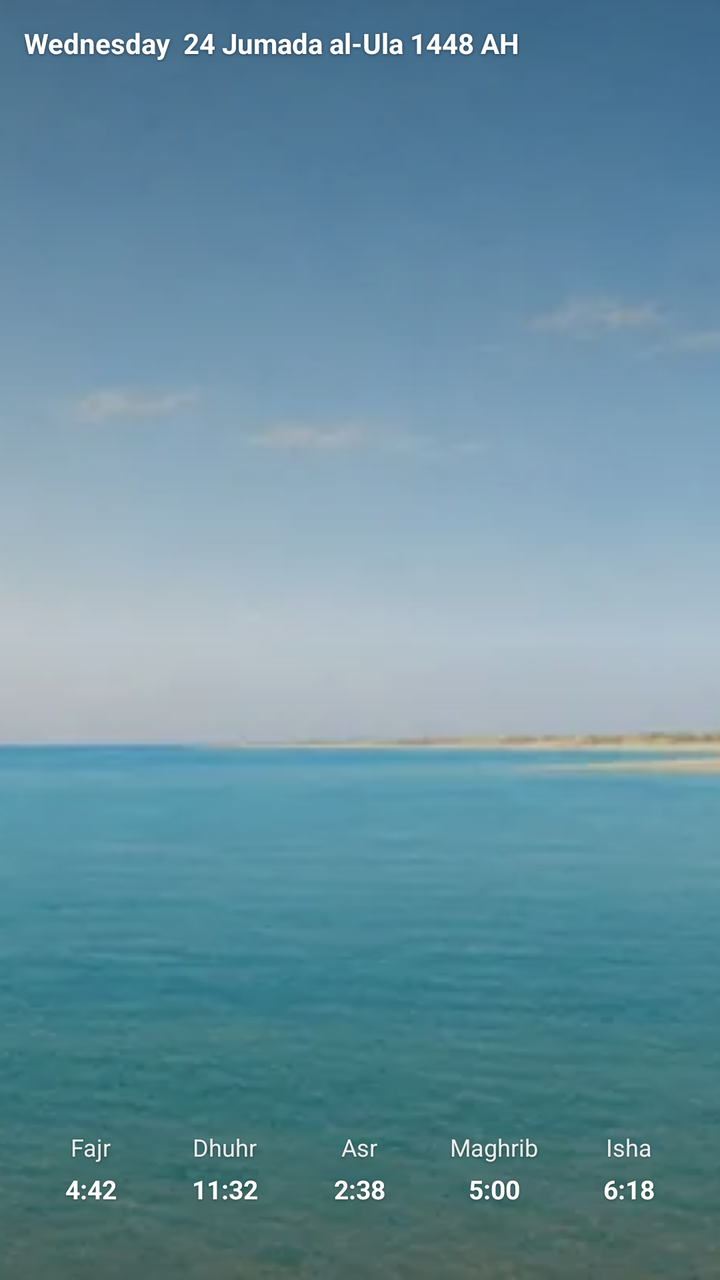
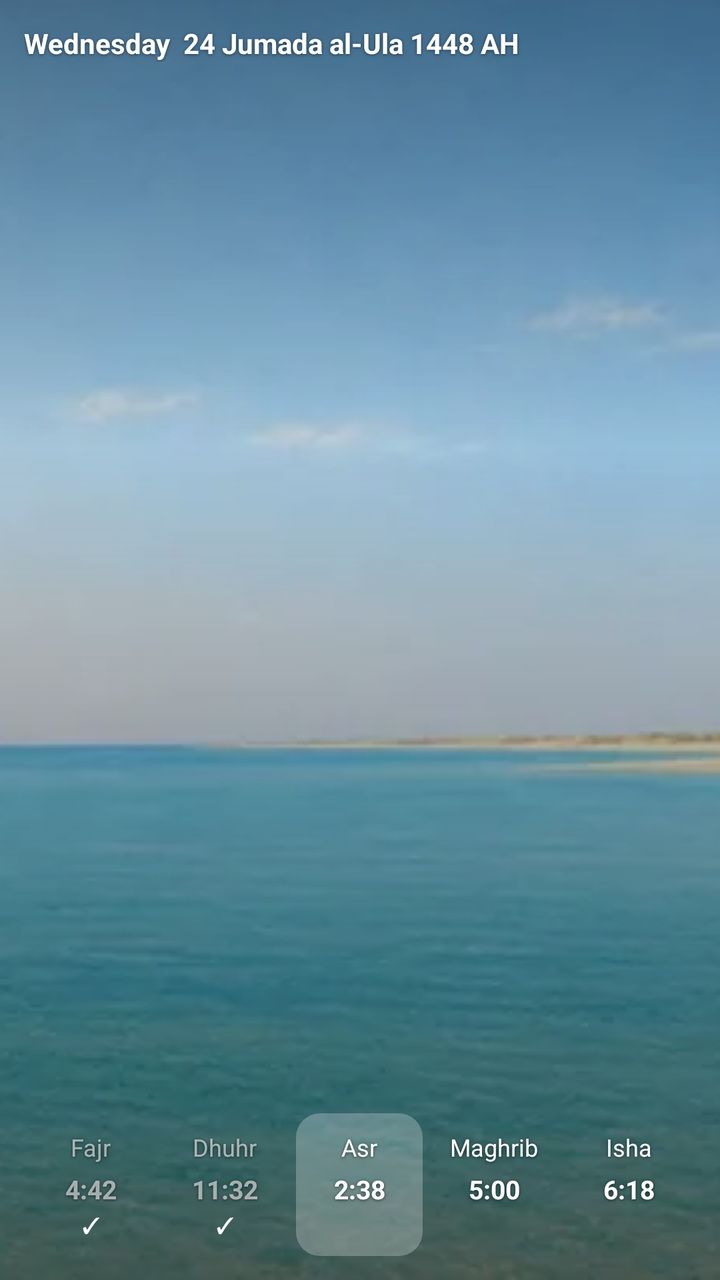

Before-and-after screenshots of an Android layout around one commit, followed by the original layout XML and the change that was made.
<!-- AndroidManifest.xml: application theme Theme.App -->
<!-- res/layout/widget_day.xml -->
<?xml version="1.0" encoding="utf-8"?>
<FrameLayout xmlns:android="http://schemas.android.com/apk/res/android"
    android:id="@android:id/background"
    android:layout_width="match_parent" android:layout_height="match_parent"
    android:background="@drawable/widget_bg">
    <ImageView android:id="@+id/day_sky"
        android:layout_width="match_parent" android:layout_height="match_parent"
        android:scaleType="centerCrop" android:src="@drawable/widget_sky_morning" android:importantForAccessibility="no"/>
    <ImageView android:layout_width="match_parent" android:layout_height="match_parent"
        android:scaleType="fitXY" android:src="@drawable/widget_scrim" android:importantForAccessibility="no"/>
    <FrameLayout android:id="@+id/day_root"
        android:layout_width="match_parent" android:layout_height="match_parent"
        android:padding="12dp" android:layoutDirection="locale">
        <LinearLayout android:layout_width="match_parent" android:layout_height="wrap_content"
            android:layout_gravity="top" android:orientation="vertical">
            <TextView android:id="@+id/day_title" android:layout_width="match_parent" android:layout_height="wrap_content"
                android:text="@string/widgetSample7" android:textSize="14sp" android:textStyle="bold" android:textColor="#FFFFFFFF"
                android:maxLines="1" android:ellipsize="end"
                android:shadowColor="#80000000" android:shadowRadius="4" android:shadowDy="1"/>
            <TextView android:id="@+id/day_place" android:layout_width="match_parent" android:layout_height="wrap_content"
                android:textSize="11sp" android:textColor="#CCFFFFFF" android:maxLines="1" android:ellipsize="end"
                android:shadowColor="#66000000" android:shadowRadius="3" android:shadowDy="1"/>
        </LinearLayout>
        <LinearLayout android:layout_width="match_parent" android:layout_height="wrap_content"
            android:layout_gravity="bottom" android:orientation="horizontal" android:baselineAligned="false">
        <LinearLayout android:id="@+id/day_col_0"
            android:layout_width="0dp" android:layout_weight="1" android:layout_height="wrap_content"
            android:orientation="vertical" android:gravity="center_horizontal"
            android:paddingTop="8dp" android:paddingBottom="8dp" android:layout_marginStart="2dp" android:layout_marginEnd="2dp">
            <TextView android:id="@+id/day_name_0" android:layout_width="match_parent" android:layout_height="18dp"
                android:text="@string/widgetSample8" android:textSize="12sp" android:gravity="center"
                android:autoSizeTextType="uniform" android:autoSizeMinTextSize="8sp" android:autoSizeMaxTextSize="12sp" android:textColor="#E6FFFFFF" android:maxLines="1"
                android:shadowColor="#66000000" android:shadowRadius="3" android:shadowDy="1"/>
            <TextView android:id="@+id/day_time_0" android:layout_width="match_parent" android:layout_height="20dp"
                android:text="@string/widgetSample9" android:textSize="13sp" android:gravity="center"
                android:autoSizeTextType="uniform" android:autoSizeMinTextSize="8sp" android:autoSizeMaxTextSize="13sp" android:textStyle="bold" android:textColor="#FFFFFFFF" android:maxLines="1"
                android:fontFeatureSettings="tnum" android:layout_marginTop="2dp"
                android:shadowColor="#66000000" android:shadowRadius="3" android:shadowDy="1"/>
            <TextView android:id="@+id/day_mark_0" android:layout_width="wrap_content" android:layout_height="wrap_content"
                android:text="@string/widgetSample10" android:textSize="11sp" android:textColor="#FFFFFFFF" android:visibility="invisible"/>
        </LinearLayout>
        <LinearLayout android:id="@+id/day_col_1"
            android:layout_width="0dp" android:layout_weight="1" android:layout_height="wrap_content"
            android:orientation="vertical" android:gravity="center_horizontal"
            android:paddingTop="8dp" android:paddingBottom="8dp" android:layout_marginStart="2dp" android:layout_marginEnd="2dp">
            <TextView android:id="@+id/day_name_1" android:layout_width="match_parent" android:layout_height="18dp"
                android:text="@string/widgetSample11" android:textSize="12sp" android:gravity="center"
                android:autoSizeTextType="uniform" android:autoSizeMinTextSize="8sp" android:autoSizeMaxTextSize="12sp" android:textColor="#E6FFFFFF" android:maxLines="1"
                android:shadowColor="#66000000" android:shadowRadius="3" android:shadowDy="1"/>
            <TextView android:id="@+id/day_time_1" android:layout_width="match_parent" android:layout_height="20dp"
                android:text="@string/widgetSample12" android:textSize="13sp" android:gravity="center"
                android:autoSizeTextType="uniform" android:autoSizeMinTextSize="8sp" android:autoSizeMaxTextSize="13sp" android:textStyle="bold" android:textColor="#FFFFFFFF" android:maxLines="1"
                android:fontFeatureSettings="tnum" android:layout_marginTop="2dp"
                android:shadowColor="#66000000" android:shadowRadius="3" android:shadowDy="1"/>
            <TextView android:id="@+id/day_mark_1" android:layout_width="wrap_content" android:layout_height="wrap_content"
                android:text="@string/widgetSample10" android:textSize="11sp" android:textColor="#FFFFFFFF" android:visibility="invisible"/>
        </LinearLayout>
        <LinearLayout android:id="@+id/day_col_2"
            android:layout_width="0dp" android:layout_weight="1" android:layout_height="wrap_content"
            android:orientation="vertical" android:gravity="center_horizontal"
            android:paddingTop="8dp" android:paddingBottom="8dp" android:layout_marginStart="2dp" android:layout_marginEnd="2dp">
            <TextView android:id="@+id/day_name_2" android:layout_width="match_parent" android:layout_height="18dp"
                android:text="@string/widgetSample13" android:textSize="12sp" android:gravity="center"
                android:autoSizeTextType="uniform" android:autoSizeMinTextSize="8sp" android:autoSizeMaxTextSize="12sp" android:textColor="#E6FFFFFF" android:maxLines="1"
                android:shadowColor="#66000000" android:shadowRadius="3" android:shadowDy="1"/>
            <TextView android:id="@+id/day_time_2" android:layout_width="match_parent" android:layout_height="20dp"
                android:text="@string/widgetSample14" android:textSize="13sp" android:gravity="center"
                android:autoSizeTextType="uniform" android:autoSizeMinTextSize="8sp" android:autoSizeMaxTextSize="13sp" android:textStyle="bold" android:textColor="#FFFFFFFF" android:maxLines="1"
                android:fontFeatureSettings="tnum" android:layout_marginTop="2dp"
                android:shadowColor="#66000000" android:shadowRadius="3" android:shadowDy="1"/>
            <TextView android:id="@+id/day_mark_2" android:layout_width="wrap_content" android:layout_height="wrap_content"
                android:text="@string/widgetSample10" android:textSize="11sp" android:textColor="#FFFFFFFF" android:visibility="invisible"/>
        </LinearLayout>
        <LinearLayout android:id="@+id/day_col_3"
            android:layout_width="0dp" android:layout_weight="1" android:layout_height="wrap_content"
            android:orientation="vertical" android:gravity="center_horizontal"
            android:paddingTop="8dp" android:paddingBottom="8dp" android:layout_marginStart="2dp" android:layout_marginEnd="2dp">
            <TextView android:id="@+id/day_name_3" android:layout_width="match_parent" android:layout_height="18dp"
                android:text="@string/widgetSample15" android:textSize="12sp" android:gravity="center"
                android:autoSizeTextType="uniform" android:autoSizeMinTextSize="8sp" android:autoSizeMaxTextSize="12sp" android:textColor="#E6FFFFFF" android:maxLines="1"
                android:shadowColor="#66000000" android:shadowRadius="3" android:shadowDy="1"/>
            <TextView android:id="@+id/day_time_3" android:layout_width="match_parent" android:layout_height="20dp"
                android:text="@string/widgetSample16" android:textSize="13sp" android:gravity="center"
                android:autoSizeTextType="uniform" android:autoSizeMinTextSize="8sp" android:autoSizeMaxTextSize="13sp" android:textStyle="bold" android:textColor="#FFFFFFFF" android:maxLines="1"
                android:fontFeatureSettings="tnum" android:layout_marginTop="2dp"
                android:shadowColor="#66000000" android:shadowRadius="3" android:shadowDy="1"/>
            <TextView android:id="@+id/day_mark_3" android:layout_width="wrap_content" android:layout_height="wrap_content"
                android:text="@string/widgetSample10" android:textSize="11sp" android:textColor="#FFFFFFFF" android:visibility="invisible"/>
        </LinearLayout>
        <LinearLayout android:id="@+id/day_col_4"
            android:layout_width="0dp" android:layout_weight="1" android:layout_height="wrap_content"
            android:orientation="vertical" android:gravity="center_horizontal"
            android:paddingTop="8dp" android:paddingBottom="8dp" android:layout_marginStart="2dp" android:layout_marginEnd="2dp">
            <TextView android:id="@+id/day_name_4" android:layout_width="match_parent" android:layout_height="18dp"
                android:text="@string/widgetSample17" android:textSize="12sp" android:gravity="center"
                android:autoSizeTextType="uniform" android:autoSizeMinTextSize="8sp" android:autoSizeMaxTextSize="12sp" android:textColor="#E6FFFFFF" android:maxLines="1"
                android:shadowColor="#66000000" android:shadowRadius="3" android:shadowDy="1"/>
            <TextView android:id="@+id/day_time_4" android:layout_width="match_parent" android:layout_height="20dp"
                android:text="@string/widgetSample18" android:textSize="13sp" android:gravity="center"
                android:autoSizeTextType="uniform" android:autoSizeMinTextSize="8sp" android:autoSizeMaxTextSize="13sp" android:textStyle="bold" android:textColor="#FFFFFFFF" android:maxLines="1"
                android:fontFeatureSettings="tnum" android:layout_marginTop="2dp"
                android:shadowColor="#66000000" android:shadowRadius="3" android:shadowDy="1"/>
            <TextView android:id="@+id/day_mark_4" android:layout_width="wrap_content" android:layout_height="wrap_content"
                android:text="@string/widgetSample10" android:textSize="11sp" android:textColor="#FFFFFFFF" android:visibility="invisible"/>
        </LinearLayout>
        </LinearLayout>
    </FrameLayout>
</FrameLayout>
<!-- resources referenced by this layout -->
<resources>
  <!-- drawable widget_bg (drawable) -->
  <?xml version="1.0" encoding="utf-8"?>
  <shape xmlns:android="http://schemas.android.com/apk/res/android" android:shape="rectangle">
      <solid android:color="@color/widgetSurface"/>
      <corners android:radius="20dp"/>
  </shape>
  <!-- drawable widget_scrim (drawable) -->
  <?xml version="1.0" encoding="utf-8"?>
  <shape xmlns:android="http://schemas.android.com/apk/res/android" android:shape="rectangle">
      <gradient android:angle="270" android:startColor="#73000000" android:centerColor="#26000000" android:endColor="#8C000000"/>
  </shape>
  <!-- drawable widget_sky_morning: webp bitmap (drawable-nodpi, 14670 bytes) -->
  <string name="widgetSample10" translatable="false">✓</string>
  <string name="widgetSample11">Dhuhr</string>
  <string name="widgetSample12">11:32</string>
  <string name="widgetSample13">Asr</string>
  <string name="widgetSample14">2:38</string>
  <string name="widgetSample15">Maghrib</string>
  <string name="widgetSample16">5:00</string>
  <string name="widgetSample17">Isha</string>
  <string name="widgetSample18">6:18</string>
  <string name="widgetSample7">"Wednesday  24 Jumada al-Ula 1448 AH"</string>
  <string name="widgetSample8">Fajr</string>
  <string name="widgetSample9">4:42</string>
  <style name="Theme.App" parent="android:Theme.Material.Light.NoActionBar">
          <item name="android:windowBackground">@drawable/window_splash</item>
          <item name="android:statusBarColor">@color/backgroundColor</item>
          <item name="android:navigationBarColor">@color/backgroundColor</item>
      </style>
  <color name="widgetSurface">#f6f4ee</color>
  <!-- drawable window_splash (drawable) -->
  <?xml version="1.0" encoding="utf-8"?>
  <layer-list xmlns:android="http://schemas.android.com/apk/res/android">
      <item android:drawable="@color/backgroundColor"/>
      <item android:drawable="@drawable/splash" android:gravity="center" android:width="120dp" android:height="120dp"/>
  </layer-list>
  <color name="backgroundColor">#f6f4ee</color>
  <!-- drawable splash: png bitmap (drawable-hdpi, 52970 bytes) -->
</resources>

<!-- the commit's change to res/layout/widget_day.xml (unified diff, before → after) -->
@@ -29,15 +29,15 @@
             android:paddingTop="8dp" android:paddingBottom="8dp" android:layout_marginStart="2dp" android:layout_marginEnd="2dp">
             <TextView android:id="@+id/day_name_0" android:layout_width="match_parent" android:layout_height="18dp"
                 android:text="@string/widgetSample8" android:textSize="12sp" android:gravity="center"
-                android:autoSizeTextType="uniform" android:autoSizeMinTextSize="8sp" android:autoSizeMaxTextSize="12sp" android:textColor="#E6FFFFFF" android:maxLines="1"
-                android:shadowColor="#66000000" android:shadowRadius="3" android:shadowDy="1"/>
+                android:autoSizeTextType="uniform" android:autoSizeMinTextSize="8sp" android:autoSizeMaxTextSize="12sp" android:textColor="#99FFFFFF" android:maxLines="1"
+                android:shadowColor="#99000000" android:shadowRadius="4" android:shadowDy="1"/>
             <TextView android:id="@+id/day_time_0" android:layout_width="match_parent" android:layout_height="20dp"
                 android:text="@string/widgetSample9" android:textSize="13sp" android:gravity="center"
-                android:autoSizeTextType="uniform" android:autoSizeMinTextSize="8sp" android:autoSizeMaxTextSize="13sp" android:textStyle="bold" android:textColor="#FFFFFFFF" android:maxLines="1"
+                android:autoSizeTextType="uniform" android:autoSizeMinTextSize="8sp" android:autoSizeMaxTextSize="13sp" android:textStyle="bold" android:textColor="#99FFFFFF" android:maxLines="1"
                 android:fontFeatureSettings="tnum" android:layout_marginTop="2dp"
-                android:shadowColor="#66000000" android:shadowRadius="3" android:shadowDy="1"/>
+                android:shadowColor="#99000000" android:shadowRadius="4" android:shadowDy="1"/>
             <TextView android:id="@+id/day_mark_0" android:layout_width="wrap_content" android:layout_height="wrap_content"
-                android:text="@string/widgetSample10" android:textSize="11sp" android:textColor="#FFFFFFFF" android:visibility="invisible"/>
+                android:text="@string/widgetSample10" android:textSize="11sp" android:textColor="#FFFFFFFF" android:visibility="visible"/>
         </LinearLayout>
         <LinearLayout android:id="@+id/day_col_1"
             android:layout_width="0dp" android:layout_weight="1" android:layout_height="wrap_content"
@@ -45,29 +45,29 @@
             android:paddingTop="8dp" android:paddingBottom="8dp" android:layout_marginStart="2dp" android:layout_marginEnd="2dp">
             <TextView android:id="@+id/day_name_1" android:layout_width="match_parent" android:layout_height="18dp"
                 android:text="@string/widgetSample11" android:textSize="12sp" android:gravity="center"
-                android:autoSizeTextType="uniform" android:autoSizeMinTextSize="8sp" android:autoSizeMaxTextSize="12sp" android:textColor="#E6FFFFFF" android:maxLines="1"
-                android:shadowColor="#66000000" android:shadowRadius="3" android:shadowDy="1"/>
+                android:autoSizeTextType="uniform" android:autoSizeMinTextSize="8sp" android:autoSizeMaxTextSize="12sp" android:textColor="#99FFFFFF" android:maxLines="1"
+                android:shadowColor="#99000000" android:shadowRadius="4" android:shadowDy="1"/>
             <TextView android:id="@+id/day_time_1" android:layout_width="match_parent" android:layout_height="20dp"
                 android:text="@string/widgetSample12" android:textSize="13sp" android:gravity="center"
-                android:autoSizeTextType="uniform" android:autoSizeMinTextSize="8sp" android:autoSizeMaxTextSize="13sp" android:textStyle="bold" android:textColor="#FFFFFFFF" android:maxLines="1"
+                android:autoSizeTextType="uniform" android:autoSizeMinTextSize="8sp" android:autoSizeMaxTextSize="13sp" android:textStyle="bold" android:textColor="#99FFFFFF" android:maxLines="1"
                 android:fontFeatureSettings="tnum" android:layout_marginTop="2dp"
-                android:shadowColor="#66000000" android:shadowRadius="3" android:shadowDy="1"/>
+                android:shadowColor="#99000000" android:shadowRadius="4" android:shadowDy="1"/>
             <TextView android:id="@+id/day_mark_1" android:layout_width="wrap_content" android:layout_height="wrap_content"
-                android:text="@string/widgetSample10" android:textSize="11sp" android:textColor="#FFFFFFFF" android:visibility="invisible"/>
+                android:text="@string/widgetSample10" android:textSize="11sp" android:textColor="#FFFFFFFF" android:visibility="visible"/>
         </LinearLayout>
         <LinearLayout android:id="@+id/day_col_2"
             android:layout_width="0dp" android:layout_weight="1" android:layout_height="wrap_content"
-            android:orientation="vertical" android:gravity="center_horizontal"
+            android:orientation="vertical" android:background="@drawable/widget_pill" android:gravity="center_horizontal"
             android:paddingTop="8dp" android:paddingBottom="8dp" android:layout_marginStart="2dp" android:layout_marginEnd="2dp">
             <TextView android:id="@+id/day_name_2" android:layout_width="match_parent" android:layout_height="18dp"
                 android:text="@string/widgetSample13" android:textSize="12sp" android:gravity="center"
-                android:autoSizeTextType="uniform" android:autoSizeMinTextSize="8sp" android:autoSizeMaxTextSize="12sp" android:textColor="#E6FFFFFF" android:maxLines="1"
-                android:shadowColor="#66000000" android:shadowRadius="3" android:shadowDy="1"/>
+                android:autoSizeTextType="uniform" android:autoSizeMinTextSize="8sp" android:autoSizeMaxTextSize="12sp" android:textColor="#FFFFFFFF" android:maxLines="1"
+                android:shadowColor="#99000000" android:shadowRadius="4" android:shadowDy="1"/>
             <TextView android:id="@+id/day_time_2" android:layout_width="match_parent" android:layout_height="20dp"
                 android:text="@string/widgetSample14" android:textSize="13sp" android:gravity="center"
                 android:autoSizeTextType="uniform" android:autoSizeMinTextSize="8sp" android:autoSizeMaxTextSize="13sp" android:textStyle="bold" android:textColor="#FFFFFFFF" android:maxLines="1"
                 android:fontFeatureSettings="tnum" android:layout_marginTop="2dp"
-                android:shadowColor="#66000000" android:shadowRadius="3" android:shadowDy="1"/>
+                android:shadowColor="#99000000" android:shadowRadius="4" android:shadowDy="1"/>
             <TextView android:id="@+id/day_mark_2" android:layout_width="wrap_content" android:layout_height="wrap_content"
                 android:text="@string/widgetSample10" android:textSize="11sp" android:textColor="#FFFFFFFF" android:visibility="invisible"/>
         </LinearLayout>
@@ -77,13 +77,13 @@
             android:paddingTop="8dp" android:paddingBottom="8dp" android:layout_marginStart="2dp" android:layout_marginEnd="2dp">
             <TextView android:id="@+id/day_name_3" android:layout_width="match_parent" android:layout_height="18dp"
                 android:text="@string/widgetSample15" android:textSize="12sp" android:gravity="center"
-                android:autoSizeTextType="uniform" android:autoSizeMinTextSize="8sp" android:autoSizeMaxTextSize="12sp" android:textColor="#E6FFFFFF" android:maxLines="1"
-                android:shadowColor="#66000000" android:shadowRadius="3" android:shadowDy="1"/>
+                android:autoSizeTextType="uniform" android:autoSizeMinTextSize="8sp" android:autoSizeMaxTextSize="12sp" android:textColor="#FFFFFFFF" android:maxLines="1"
+                android:shadowColor="#99000000" android:shadowRadius="4" android:shadowDy="1"/>
             <TextView android:id="@+id/day_time_3" android:layout_width="match_parent" android:layout_height="20dp"
                 android:text="@string/widgetSample16" android:textSize="13sp" android:gravity="center"
                 android:autoSizeTextType="uniform" android:autoSizeMinTextSize="8sp" android:autoSizeMaxTextSize="13sp" android:textStyle="bold" android:textColor="#FFFFFFFF" android:maxLines="1"
                 android:fontFeatureSettings="tnum" android:layout_marginTop="2dp"
-                android:shadowColor="#66000000" android:shadowRadius="3" android:shadowDy="1"/>
+                android:shadowColor="#99000000" android:shadowRadius="4" android:shadowDy="1"/>
             <TextView android:id="@+id/day_mark_3" android:layout_width="wrap_content" android:layout_height="wrap_content"
                 android:text="@string/widgetSample10" android:textSize="11sp" android:textColor="#FFFFFFFF" android:visibility="invisible"/>
         </LinearLayout>
@@ -93,13 +93,13 @@
             android:paddingTop="8dp" android:paddingBottom="8dp" android:layout_marginStart="2dp" android:layout_marginEnd="2dp">
             <TextView android:id="@+id/day_name_4" android:layout_width="match_parent" android:layout_height="18dp"
                 android:text="@string/widgetSample17" android:textSize="12sp" android:gravity="center"
-                android:autoSizeTextType="uniform" android:autoSizeMinTextSize="8sp" android:autoSizeMaxTextSize="12sp" android:textColor="#E6FFFFFF" android:maxLines="1"
-                android:shadowColor="#66000000" android:shadowRadius="3" android:shadowDy="1"/>
+                android:autoSizeTextType="uniform" android:autoSizeMinTextSize="8sp" android:autoSizeMaxTextSize="12sp" android:textColor="#FFFFFFFF" android:maxLines="1"
+                android:shadowColor="#99000000" android:shadowRadius="4" android:shadowDy="1"/>
             <TextView android:id="@+id/day_time_4" android:layout_width="match_parent" android:layout_height="20dp"
                 android:text="@string/widgetSample18" android:textSize="13sp" android:gravity="center"
                 android:autoSizeTextType="uniform" android:autoSizeMinTextSize="8sp" android:autoSizeMaxTextSize="13sp" android:textStyle="bold" android:textColor="#FFFFFFFF" android:maxLines="1"
                 android:fontFeatureSettings="tnum" android:layout_marginTop="2dp"
-                android:shadowColor="#66000000" android:shadowRadius="3" android:shadowDy="1"/>
+                android:shadowColor="#99000000" android:shadowRadius="4" android:shadowDy="1"/>
             <TextView android:id="@+id/day_mark_4" android:layout_width="wrap_content" android:layout_height="wrap_content"
                 android:text="@string/widgetSample10" android:textSize="11sp" android:textColor="#FFFFFFFF" android:visibility="invisible"/>
         </LinearLayout>
<!-- resource entries referenced after the edit -->
@@ -6,10 +6,17 @@
       <solid android:color="@color/widgetSurface"/>
       <corners android:radius="20dp"/>
   </shape>
+  <!-- drawable widget_pill (drawable) -->
+  <?xml version="1.0" encoding="utf-8"?>
+  <shape xmlns:android="http://schemas.android.com/apk/res/android" android:shape="rectangle">
+      <solid android:color="#40FFFFFF"/>
+      <corners android:radius="12dp"/>
+  </shape>
   <!-- drawable widget_scrim (drawable) -->
   <?xml version="1.0" encoding="utf-8"?>
   <shape xmlns:android="http://schemas.android.com/apk/res/android" android:shape="rectangle">
-      <gradient android:angle="270" android:startColor="#73000000" android:centerColor="#26000000" android:endColor="#8C000000"/>
+      <gradient android:angle="270" android:startColor="#73000000" android:centerColor="#1F000000" android:centerY="0.35"
+          android:endColor="#99000000"/>
   </shape>
   <!-- drawable widget_sky_morning: webp bitmap (drawable-nodpi, 14670 bytes) -->
   <string name="widgetSample10" translatable="false">✓</string>
